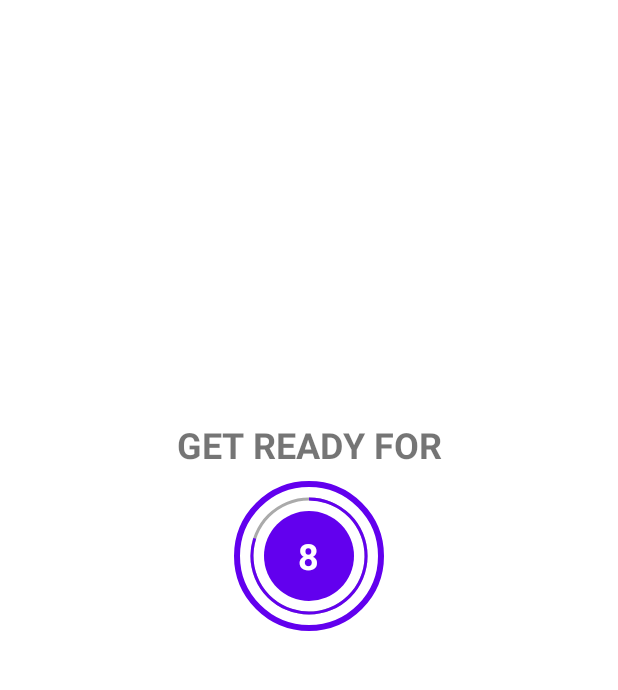
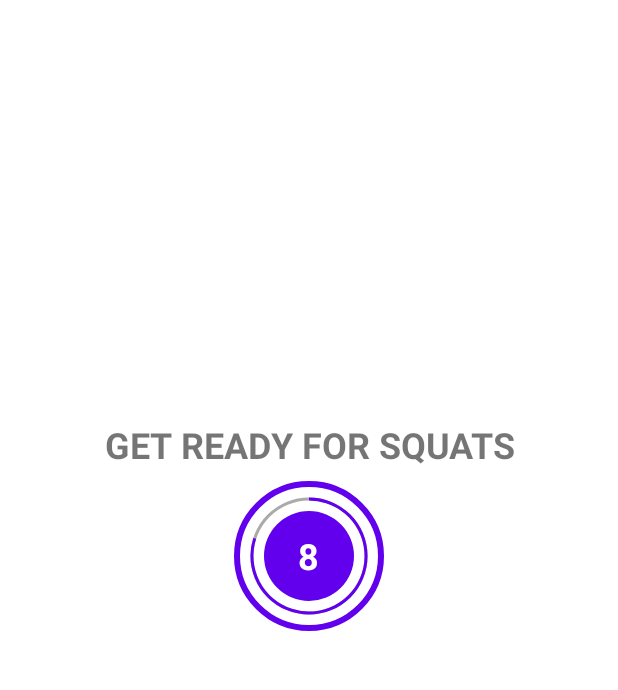
Before and after one commit to DennisHartstock/7MinutesWorkout, an Android app: the ExerciseActivity screen opened directly, with no data from a screen before it, on a phone screen of 412 x 824 dp, the part 62-752 px from its top. Run offline under Robolectric (Android 15) with nearby library versions, the phone set to English and light mode, and no system bars.

Commit message:
add exercise name to rest view

```diff
--- a/app/src/main/java/com/commcode/a7minutesworkout/ExerciseActivity.kt
+++ b/app/src/main/java/com/commcode/a7minutesworkout/ExerciseActivity.kt
@@ -68,7 +68,12 @@ class ExerciseActivity : AppCompatActivity() {
 
             override fun onFinish() {
                 currentExercise++
-                setRestProgressBar()
+                if (currentExercise < exerciseList.size) {
+                    setRestProgressBar()
+                } else {
+                    binding.ivExercise.visibility = View.INVISIBLE
+                    binding.tvExercise.text = getString(R.string.cogratulations)
+                }
             }
 
         }.start()
@@ -80,18 +85,17 @@ class ExerciseActivity : AppCompatActivity() {
             override fun onTick(millisUntilFinished: Long) {
                 restProgress++
                 binding.ivExercise.visibility = View.INVISIBLE
-                binding.tvExercise.text = getString(R.string.tv_rest)
+                binding.tvExercise.text = buildString {
+                    append("GET READY FOR ")
+                    append(exerciseList[currentExercise].name)
+                }
                 binding.pbExercise.max = 10
                 binding.pbExercise.progress = (millisUntilFinished / 1_000).toInt()
                 binding.tvTimer.text = (millisUntilFinished / 1_000).toString()
             }
 
             override fun onFinish() {
-                if (currentExercise < exerciseList.size) {
                     setExerciseProgressBar()
-                } else {
-                    binding.tvExercise.text = getString(R.string.cogratulations)
-                }
             }
 
         }.start()
--- a/app/src/main/res/layout/activity_exercise.xml
+++ b/app/src/main/res/layout/activity_exercise.xml
@@ -17,8 +17,8 @@
 
     <ImageView
         android:id="@+id/ivExercise"
-        android:layout_width="200dp"
-        android:layout_height="200dp"
+        android:layout_width="300dp"
+        android:layout_height="300dp"
         android:contentDescription="@string/exercise_image"
         android:src="@drawable/ic_squat"
         android:visibility="invisible"
@@ -31,8 +31,8 @@
         android:id="@+id/tvExercise"
         android:layout_width="wrap_content"
         android:layout_height="wrap_content"
+        tools:text="tvExercise"
         android:layout_marginBottom="8dp"
-        android:text="@string/tv_rest"
         android:gravity="center"
         android:textSize="24sp"
         android:textStyle="bold"
--- a/app/src/main/res/values/strings.xml
+++ b/app/src/main/res/values/strings.xml
@@ -1,7 +1,6 @@
 <resources>
     <string name="app_name">7 Minutes Workout</string>
     <string name="start">START</string>
-    <string name="tv_rest">GET READY FOR</string>
     <string name="exercise_image">Exercise image</string>
     <string name="cogratulations">Congratulations! You have completed the workout</string>
 </resources>
```
